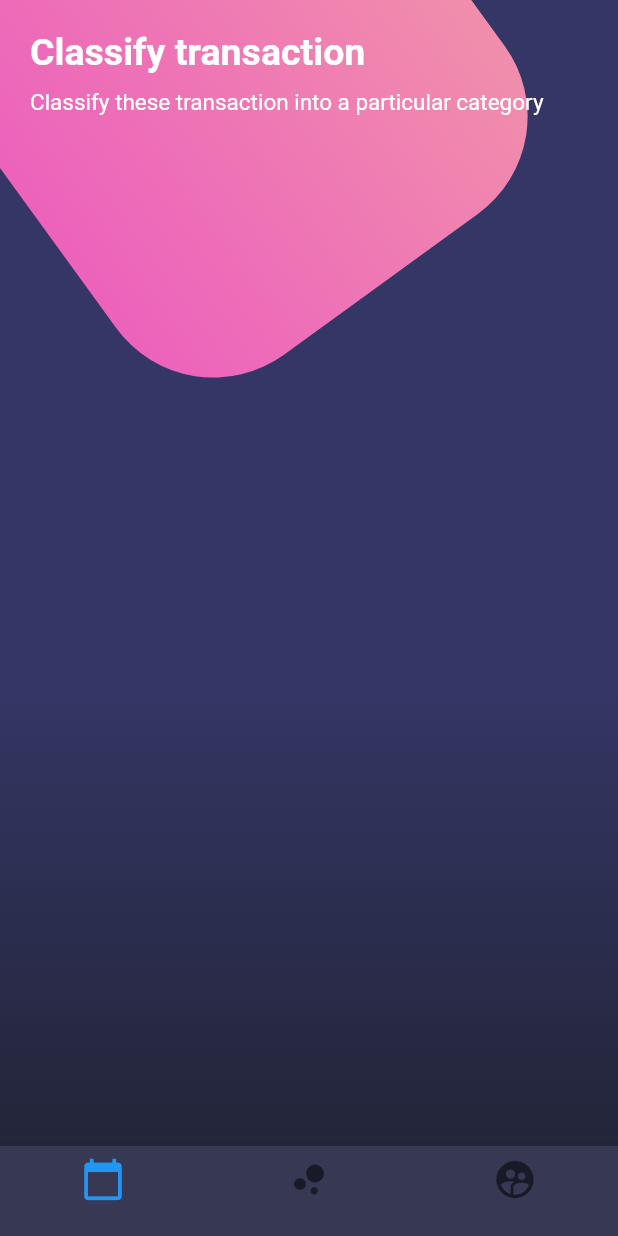
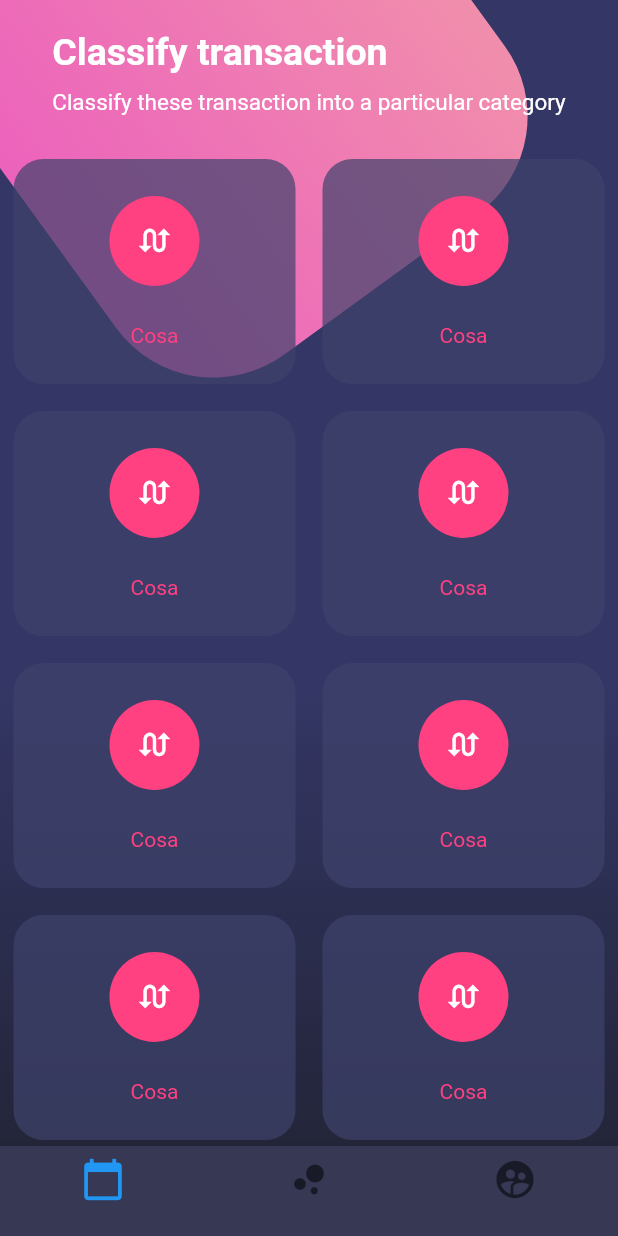
Before and after one commit to aizaguirreteb/flutter-designs, a Flutter app: the screen it shows after launch, on a phone screen of 412 x 824 dp. Run offline on Flutter 3.47's test engine with Material 2 defaults, Android fonts, the phone set to English and light mode, and no system bars.

Commit message:
cajas de iconos y status bar transparente

```diff
--- a/lib/main.dart
+++ b/lib/main.dart
@@ -1,4 +1,5 @@
 import 'package:flutter/material.dart';
+import 'package:flutter/services.dart';
 import 'package:flutter_design/src/pages/basico_page.dart';
 import 'package:flutter_design/src/pages/botones_page.dart';
 import 'package:flutter_design/src/pages/scroll_page.dart';
@@ -9,9 +10,9 @@ class MyApp extends StatelessWidget {
   @override
   Widget build(BuildContext context) {
 
-    // SystemChrome.setSystemUIOverlayStyle( SystemUiOverlayStyle.light.copyWith(
-    //   statusBarColor: Colors.white
-    // ) );
+    SystemChrome.setSystemUIOverlayStyle( SystemUiOverlayStyle.light.copyWith(
+      statusBarColor: Colors.transparent
+    ) );
 
     return MaterialApp(
       debugShowCheckedModeBanner: false,
--- a/lib/src/pages/botones_page.dart
+++ b/lib/src/pages/botones_page.dart
@@ -14,29 +14,13 @@ class BotonesPage extends StatelessWidget {
             child: Column(
               children: <Widget>[
                 _titulos(),
+                _botonesRedondos(),
               ],
             ),
           )
 
         ],
       ),
-      // bottomNavigationBar: BottomNavigationBar(
-      //   fixedColor: Colors.pink,
-      //   items: <BottomNavigationBarItem>[
-      //     BottomNavigationBarItem(
-      //       icon: Icon(Icons.calendar_today),
-      //       title: Container()
-      //     ),
-      //     BottomNavigationBarItem(
-      //       icon: Icon(Icons.pie_chart_outlined),
-      //       title: Container()
-      //     ),
-      //     BottomNavigationBarItem(
-      //       icon: Icon(Icons.supervised_user_circle),
-      //       title: Container()
-      //     )
-      //   ],
-      // ),
 
       bottomNavigationBar: _bottomNavigationBar(context),
     );
@@ -140,4 +124,63 @@ class BotonesPage extends StatelessWidget {
     );
   }
 
+  Widget _botonesRedondos() {
+
+    return Table(
+      children: <TableRow>[
+        TableRow(
+          children: [
+            _crearBotonRedondo(),
+            _crearBotonRedondo(),
+          ]
+        ),
+        TableRow(
+          children: [
+            _crearBotonRedondo(),
+            _crearBotonRedondo(),
+          ]
+        ),
+        TableRow(
+          children: [
+            _crearBotonRedondo(),
+            _crearBotonRedondo(),
+          ]
+        ),
+        TableRow(
+          children: [
+            _crearBotonRedondo(),
+            _crearBotonRedondo(),
+          ]
+        ),
+      ],
+    );
+
+  }
+
+  Widget _crearBotonRedondo(){
+
+    return Container(
+      height: 150.0,
+      margin: EdgeInsets.all(9.0),
+      decoration: BoxDecoration(
+        color: Color.fromRGBO(62, 66, 107, 0.7),
+        borderRadius: BorderRadiusDirectional.circular(20.0)
+      ),
+      child: Column(
+        mainAxisAlignment: MainAxisAlignment.spaceEvenly,
+        children: <Widget>[
+          CircleAvatar(
+            radius: 30.0,
+            backgroundColor: Colors.pinkAccent,
+            child: Icon( Icons.swap_calls, color: Colors.white, size: 25.0, ),
+          ),
+          Text('Cosa', style: TextStyle( color: Colors.pinkAccent),)
+        ],
+      ),
+    );
+
+  }
+
+
+
 }
```
